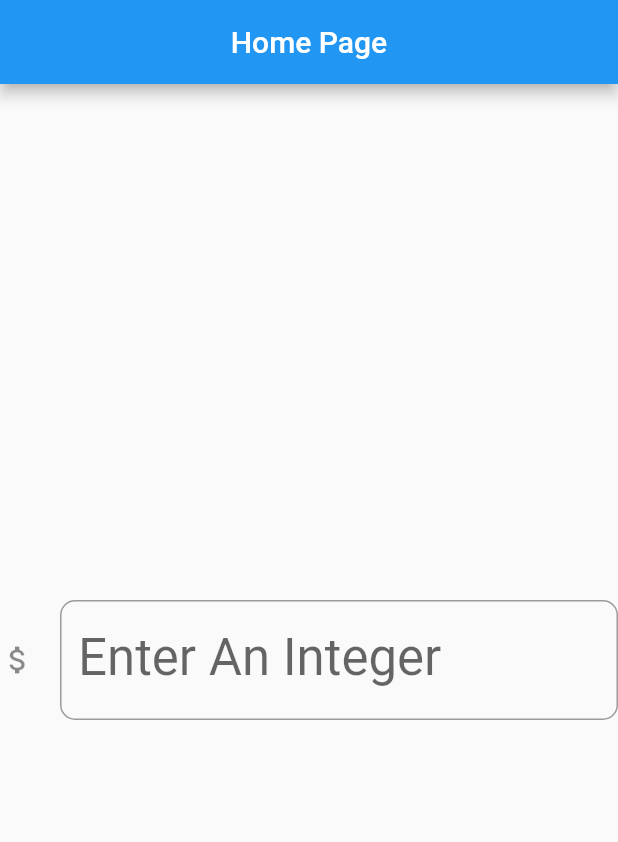
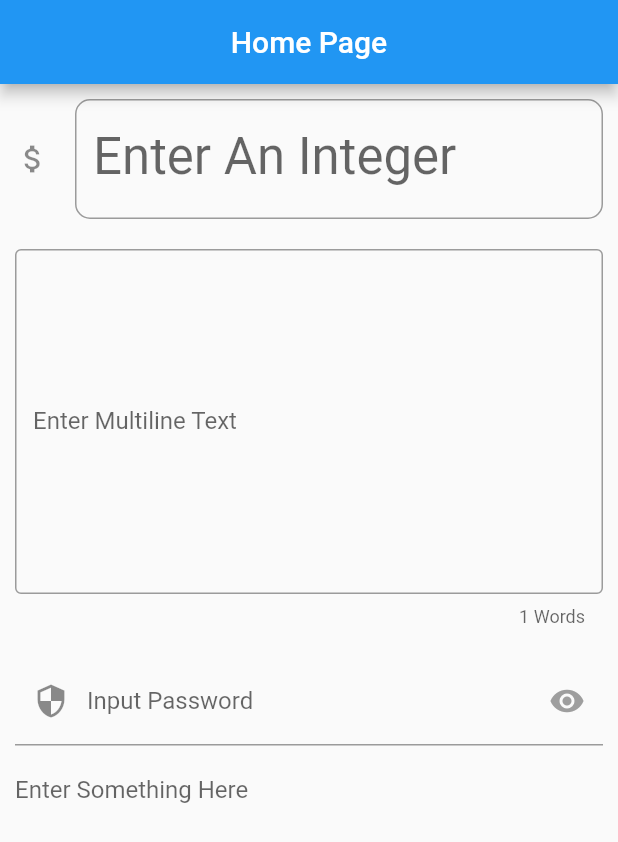
Before and after one commit to emondd4/Flutter-Tutorials, a Flutter app: the screen it shows after launch, on a phone screen of 412 x 824 dp. Shown: the top 842 px of the screen. Run offline on Flutter 3.47's test engine with Material 2 defaults, Android fonts, the phone set to English and light mode, and no system bars; our stand-ins replace bloc, flutter_bloc, fluttertoast, google_fonts, introduction_screen, math_expressions and 1 more.

Commit message:
final bump

```diff
--- a/Widgets/flutter_textfield/lib/HomeView.dart
+++ b/Widgets/flutter_textfield/lib/HomeView.dart
@@ -11,6 +11,8 @@ class HomePage extends StatefulWidget {
 class _HomePageState extends State<HomePage> {
 
   bool _numberInputIsValid = true;
+  final _controller = TextEditingController();
+  bool _showPassword = false;
 
   @override
   Widget build(BuildContext context) {
@@ -19,10 +21,13 @@ class _HomePageState extends State<HomePage> {
         title: const Text("Home Page"),
         centerTitle: true,
       ),
-      body: Column(
-        mainAxisAlignment: MainAxisAlignment.center,
-        crossAxisAlignment: CrossAxisAlignment.center,
+      body: Padding(
+        padding: const EdgeInsets.all(10.0),
+
+        child: ListView(
+
           children: [
+            //Number Input Field
               TextField(
                 keyboardType: TextInputType.number,
                 style: Theme.of(context).textTheme.headline4,
@@ -50,7 +55,50 @@ class _HomePageState extends State<HomePage> {
                   }
                 },
               ),
+
+            const SizedBox(height: 20,),
+
+            //Multiline Text Input Field
+            TextField(
+              controller: this._controller,
+              maxLines: 10,
+              textCapitalization: TextCapitalization.sentences,
+              decoration: InputDecoration(
+                counterText: "${this._controller.text.split(' ').length} Words",
+                labelText: "Enter Multiline Text",
+                hintText: "Type Something Here...",
+                border: const OutlineInputBorder(),
+              ),
+              onChanged: (text) => setState(() {
+
+              }),
+            ),
+
+            const SizedBox(height: 20,),
+
+            //password Text Input Field
+            TextField(
+                obscureText: !_showPassword,
+              decoration: InputDecoration(
+                labelText: "Input Password",
+                prefixIcon: Icon(Icons.security),
+                suffixIcon: IconButton(onPressed: (){
+                  setState(() {
+                    _showPassword = !_showPassword;
+                  });
+                }, icon: Icon(Icons.remove_red_eye, color: _showPassword ? Colors.blue : Colors.grey,))
+              ),
+            ),
+
+            const SizedBox(height: 20,),
+
+            //Borderless Text Input
+            const TextField(
+              maxLines: 3,
+              decoration: InputDecoration.collapsed(hintText: "Enter Something Here"),
+            ),
           ],
+        ),
       ),
     );
   }
```
Lines whose indentation alone changed are shown as unchanged.
